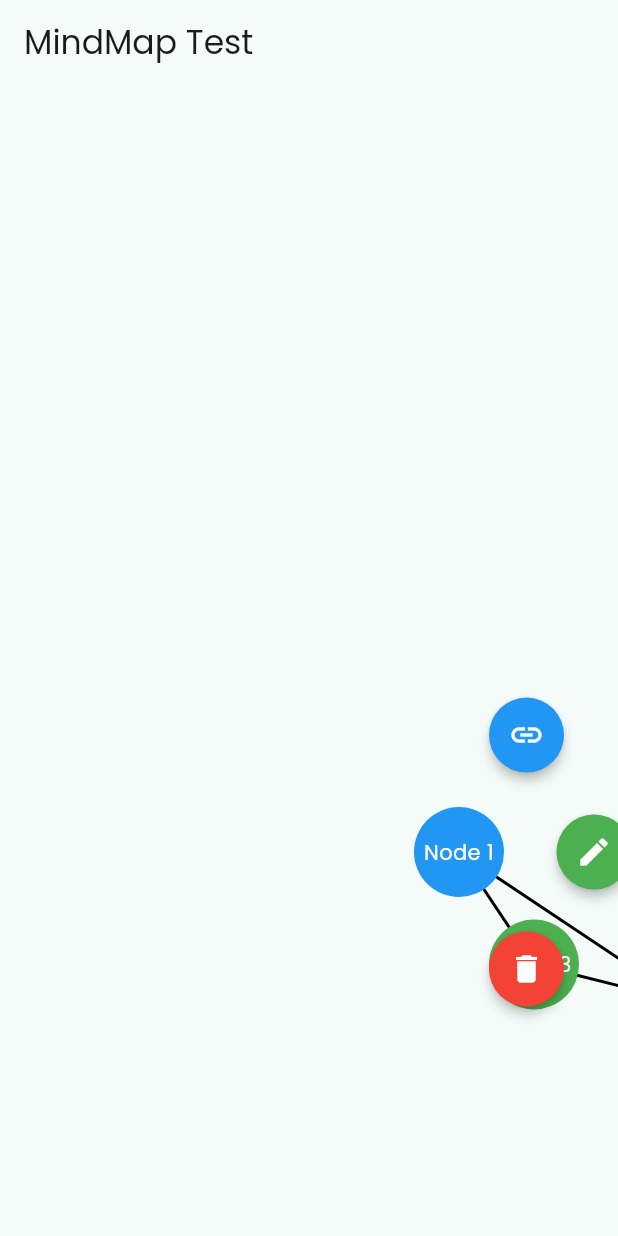
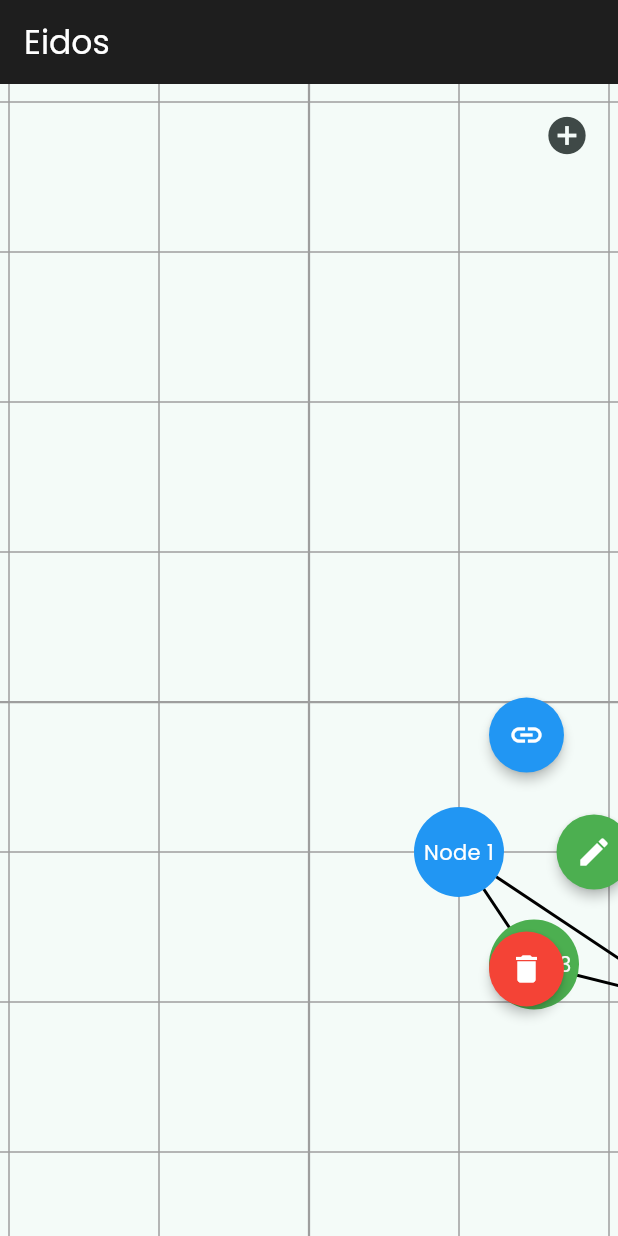
Before and after one commit to mhmdbakkour/eidosapp, a Flutter app: the screen it shows after launch, after a tap on "Node 1", on a phone screen of 412 x 824 dp. Run offline on Flutter 3.47's test engine with Material 3 defaults, Android fonts, the light colour scheme and no system bars; our stand-ins replace flutter_riverpod, google_fonts.

Commit message:
Implemented the grid painter and animated node connection mode

```diff
--- a/lib/features/mindmap/models/node_model.dart
+++ b/lib/features/mindmap/models/node_model.dart
@@ -5,20 +5,33 @@
   final Offset position;
   final String text;
   final Color color;
+  final double size;
+  final BoxShape shape;
 
   const Node({
     required this.id,
     required this.position,
     this.text = '',
     this.color = Colors.lightBlue,
+    this.size = 60.0,
+    this.shape = BoxShape.circle,
   });
 
-  Node copyWith({String? id, Offset? position, String? text, Color? color}) {
+  Node copyWith({
+    String? id,
+    Offset? position,
+    String? text,
+    Color? color,
+    double? size,
+    BoxShape? shape,
+  }) {
     return Node(
       id: id ?? this.id,
       position: position ?? this.position,
       text: text ?? this.text,
       color: color ?? this.color,
+      size: size ?? this.size,
+      shape: shape ?? this.shape,
     );
   }
 }
--- a/lib/features/mindmap/view/mindmap_page.dart
+++ b/lib/features/mindmap/view/mindmap_page.dart
@@ -43,6 +43,7 @@
               text: 'Node 2',
               position: const Offset(25250, 25200),
               color: Colors.red,
+              shape: BoxShape.rectangle,
             ),
           );
           nodeNotifier.addNode(
@@ -59,6 +60,7 @@
               text: 'Node 4',
               position: const Offset(25300, 25300),
               color: Colors.orange,
+              size: 80.0,
             ),
           );
 
@@ -79,7 +81,11 @@
   @override
   Widget build(BuildContext context) {
     return Scaffold(
-      appBar: AppBar(title: const Text('MindMap Test')),
+      appBar: AppBar(
+        title: const Text('Eidos'),
+        backgroundColor: Color(0xff1e1e1e),
+        foregroundColor: Colors.white,
+      ),
       body: const MindMapCanvas(),
     );
   }
--- /dev/null
+++ b/lib/features/mindmap/widgets/grid_painter.dart
@@ -0,0 +1,43 @@
+import 'package:flutter/material.dart';
+
+class GridPainter extends CustomPainter {
+  GridPainter();
+
+  @override
+  void paint(Canvas canvas, Size size) {
+    const minorSpacing = 100.0;
+    const majorSpacing = 1000.0;
+
+    final minor = minorSpacing;
+    final major = majorSpacing;
+
+    final minorPaint =
+        Paint()
+          ..color = Colors.grey.withValues(alpha: 0.25 * 255)
+          ..strokeWidth = 1.0;
+
+    final majorPaint =
+        Paint()
+          ..color = Colors.grey.withValues(alpha: 0.55 * 255)
+          ..strokeWidth = 1.5;
+
+    // Draw minor grid
+    for (double x = 0; x <= size.width; x += minor) {
+      canvas.drawLine(Offset(x, 0), Offset(x, size.height), minorPaint);
+    }
+    for (double y = 0; y <= size.height; y += minor) {
+      canvas.drawLine(Offset(0, y), Offset(size.width, y), minorPaint);
+    }
+
+    // Draw major grid
+    for (double x = 0; x <= size.width; x += major) {
+      canvas.drawLine(Offset(x, 0), Offset(x, size.height), majorPaint);
+    }
+    for (double y = 0; y <= size.height; y += major) {
+      canvas.drawLine(Offset(0, y), Offset(size.width, y), majorPaint);
+    }
+  }
+
+  @override
+  bool shouldRepaint(covariant CustomPainter oldDelegate) => true;
+}
--- a/lib/features/mindmap/widgets/mindmap_canvas.dart
+++ b/lib/features/mindmap/widgets/mindmap_canvas.dart
@@ -1,4 +1,5 @@
 import 'package:csci410project/features/mindmap/models/connection_model.dart';
+import 'package:csci410project/features/mindmap/widgets/grid_painter.dart';
 import 'package:csci410project/features/mindmap/widgets/radial_menu.dart';
 
 import 'connection_painter.dart';
@@ -21,6 +22,7 @@
   Node? selectedNode;
   Node? _nodeToConnect;
   late AnimationController _menuController;
+  late AnimationController _connectionPulseController;
   late TransformationController _viewportController;
 
   @override
@@ -30,6 +32,10 @@
       vsync: this,
       duration: const Duration(milliseconds: 400),
     );
+    _connectionPulseController = AnimationController(
+      vsync: this,
+      duration: const Duration(milliseconds: 1000),
+    )..repeat(reverse: true);
     _viewportController = TransformationController();
 
     // Size of your virtual canvas
@@ -150,6 +156,7 @@
   @override
   void dispose() {
     _menuController.dispose();
+    _connectionPulseController.dispose();
     super.dispose();
   }
 
@@ -160,7 +167,9 @@
 
     Size canvasSize = Size(50000, 50000);
 
-    return GestureDetector(
+    return Stack(
+      children: [
+        GestureDetector(
           behavior: HitTestBehavior.translucent,
           onTapDown: (_) => _hideMenu(),
           child: InteractiveViewer(
@@ -174,6 +183,8 @@
             child: SizedBox(
               width: canvasSize.width,
               height: canvasSize.height,
+              child: CustomPaint(
+                painter: GridPainter(),
                 child: Stack(
                   clipBehavior: Clip.none,
                   children: [
@@ -188,6 +199,11 @@
                         node: node,
                         onTap: () => _onNodeTap(node),
                         isMenuActive: selectedNode != null,
+                        isConnecting:
+                            _nodeToConnect != null
+                                ? _nodeToConnect!.id == node.id
+                                : false,
+                        pulseAnimation: _connectionPulseController,
                       ),
                     ),
                     if (selectedNode != null)
@@ -203,6 +219,17 @@
                 ),
               ),
             ),
+          ),
+        ),
+        Positioned(
+          top: 10,
+          right: 10,
+          child: IconButton(
+            icon: Icon(Icons.add_circle, size: 30),
+            onPressed: () {},
+          ),
+        ),
+      ],
     );
   }
 }
--- a/lib/features/mindmap/widgets/node_widget.dart
+++ b/lib/features/mindmap/widgets/node_widget.dart
@@ -7,12 +7,16 @@
   final Node node;
   final VoidCallback? onTap;
   final bool isMenuActive;
+  final bool isConnecting;
+  final Animation<double> pulseAnimation;
 
   const NodeWidget({
     super.key,
     required this.node,
     this.onTap,
     this.isMenuActive = false,
+    this.isConnecting = false,
+    required this.pulseAnimation,
   });
 
   @override
@@ -22,10 +26,20 @@
 class _NodeWidgetState extends ConsumerState<NodeWidget> {
   Offset localOffset = Offset.zero;
 
+  late CurvedAnimation _curvedAnimation = CurvedAnimation(
+    parent: widget.pulseAnimation,
+    curve: Curves.elasticInOut,
+  );
+
   @override
   void initState() {
     super.initState();
     localOffset = widget.node.position;
+
+    _curvedAnimation = CurvedAnimation(
+      parent: widget.pulseAnimation,
+      curve: Curves.elasticInOut,
+    );
   }
 
   @override
@@ -53,13 +67,26 @@
                       .read(nodeProvider.notifier)
                       .updateNode(widget.node.copyWith(position: localOffset));
                 },
-        onTap: widget.onTap,
+        onTap: widget.isMenuActive ? null : widget.onTap,
+        child: AnimatedBuilder(
+          animation: _curvedAnimation,
+          builder: (context, child) {
+            final scale =
+                widget.isConnecting
+                    ? 1.0 + (_curvedAnimation.value * 0.25)
+                    : 1.0;
+            return Transform.scale(
+              scale: scale,
               child: Container(
-          width: 60,
-          height: 60,
+                width: widget.node.size,
+                height: widget.node.size,
                 decoration: BoxDecoration(
                   color: widget.node.color,
-            shape: BoxShape.circle,
+                  shape: widget.node.shape,
+                  border:
+                      widget.isConnecting
+                          ? Border.all(color: Colors.black, width: 2.0)
+                          : null,
                 ),
                 alignment: Alignment.center,
                 child: Text(
@@ -68,6 +95,9 @@
                   style: const TextStyle(color: Colors.white),
                 ),
               ),
+            );
+          },
+        ),
       ),
     );
   }
```
Also changed, not shown: 1 other file. Lines whose indentation alone changed are shown as unchanged.
